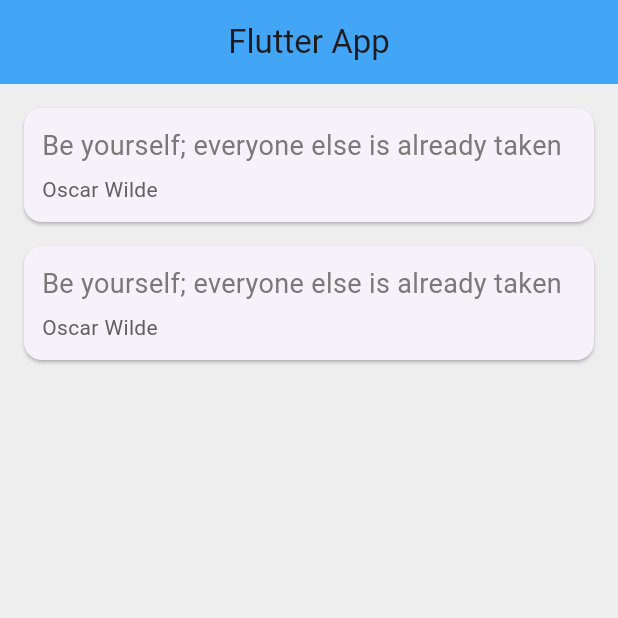
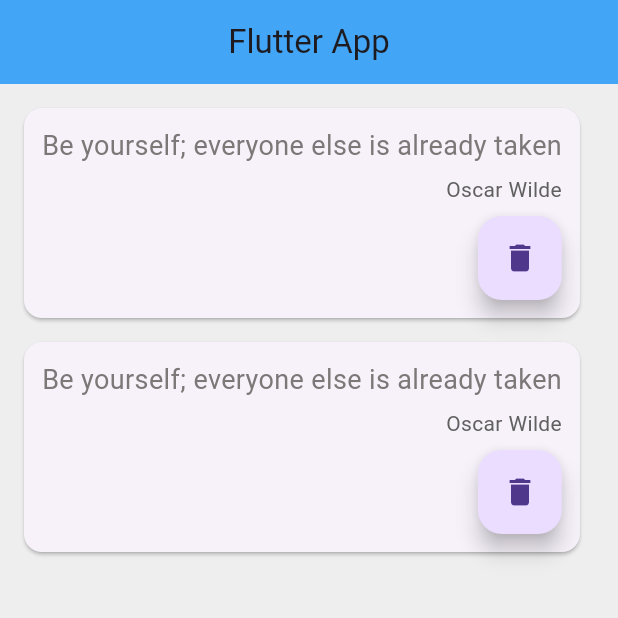
Before and after one commit to AnkitSingh0702/Flutter_reference, a Flutter app: the screen it shows after launch, on a phone screen of 412 x 824 dp, the top half of it. Run offline on Flutter 3.47's test engine with Material 3 defaults, Android fonts, the phone set to English and light mode, and no system bars.

```diff
--- a/lib/qoute.dart
+++ b/lib/qoute.dart
@@ -39,7 +39,17 @@ class _MyWidgetState extends State<MyWidget> {
         backgroundColor: Colors.blue[400],
       ),
       body: Column(
-        children: quotes.map((quote) => QuoteCard(quote: quote)).toList(),
+        // children: quotes.map((quote) => QuoteCard(quote: quote)).toList(),
+        children: quotes
+            .map((quote) => QuoteCard(
+                  quote: quote,
+                  delete: () {
+                    setState(() {
+                      quotes.remove(quote);
+                    });
+                  },
+                ))
+            .toList(),
         // '${quote.text} - ${quote.author}' is used to display the text and author of the quote
       ),
     );
--- a/lib/qoute_card.dart
+++ b/lib/qoute_card.dart
@@ -3,8 +3,8 @@ import 'data.dart';
 
 class QuoteCard extends StatelessWidget {
   final Data quote;
-
-  const QuoteCard({super.key, required this.quote});
+  final Function delete;
+  const QuoteCard({super.key, required this.quote, required this.delete});
 
   @override
   Widget build(BuildContext context) {
@@ -13,7 +13,7 @@ class QuoteCard extends StatelessWidget {
       child: Padding(
         padding: const EdgeInsets.all(12.0),
         child: Column(
-          crossAxisAlignment: CrossAxisAlignment.stretch,
+          crossAxisAlignment: CrossAxisAlignment.end,
           children: <Widget>[
             Text(
               quote.text,
@@ -30,6 +30,11 @@ class QuoteCard extends StatelessWidget {
                 color: Color.fromARGB(255, 97, 96, 96),
               ),
             ),
+            const SizedBox(height: 8.0),
+            FloatingActionButton(
+              onPressed: () => delete(),
+              child: const Icon(Icons.delete),
+            )
           ],
         ),
       ),
```
